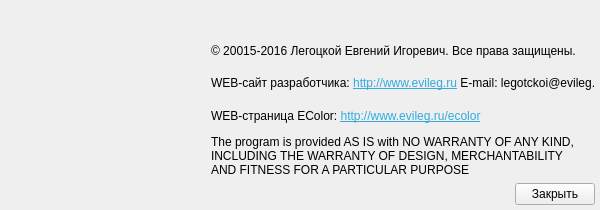
Above: src/about.ui from Legotckoi/EColor before the change. Below: the same form after it.
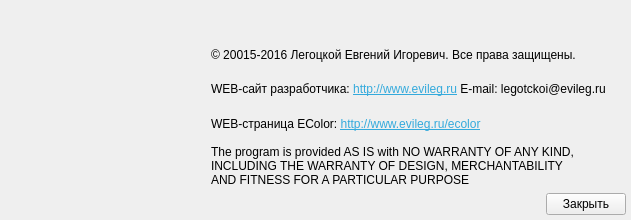
That is the form after the change. Icons and pictures are not drawn.

Commit message: Fix Single Application in the Linux

Diff of the .ui file:
```diff
--- a/src/about.ui
+++ b/src/about.ui
@@ -9,8 +9,8 @@
    <rect>
     <x>0</x>
     <y>0</y>
-    <width>600</width>
-    <height>210</height>
+    <width>631</width>
+    <height>220</height>
    </rect>
   </property>
   <property name="sizePolicy">
@@ -21,14 +21,14 @@
   </property>
   <property name="minimumSize">
    <size>
-    <width>600</width>
-    <height>210</height>
+    <width>631</width>
+    <height>220</height>
    </size>
   </property>
   <property name="maximumSize">
    <size>
-    <width>600</width>
-    <height>210</height>
+    <width>631</width>
+    <height>220</height>
    </size>
   </property>
   <property name="windowTitle">
```
The commit also changes 1 other file.
